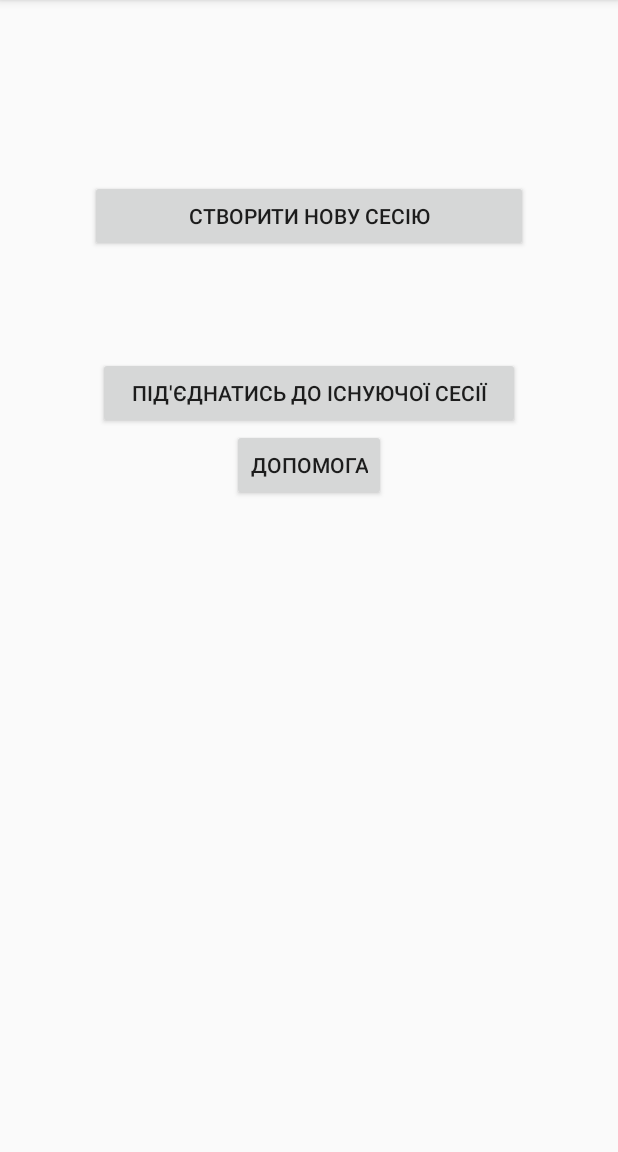
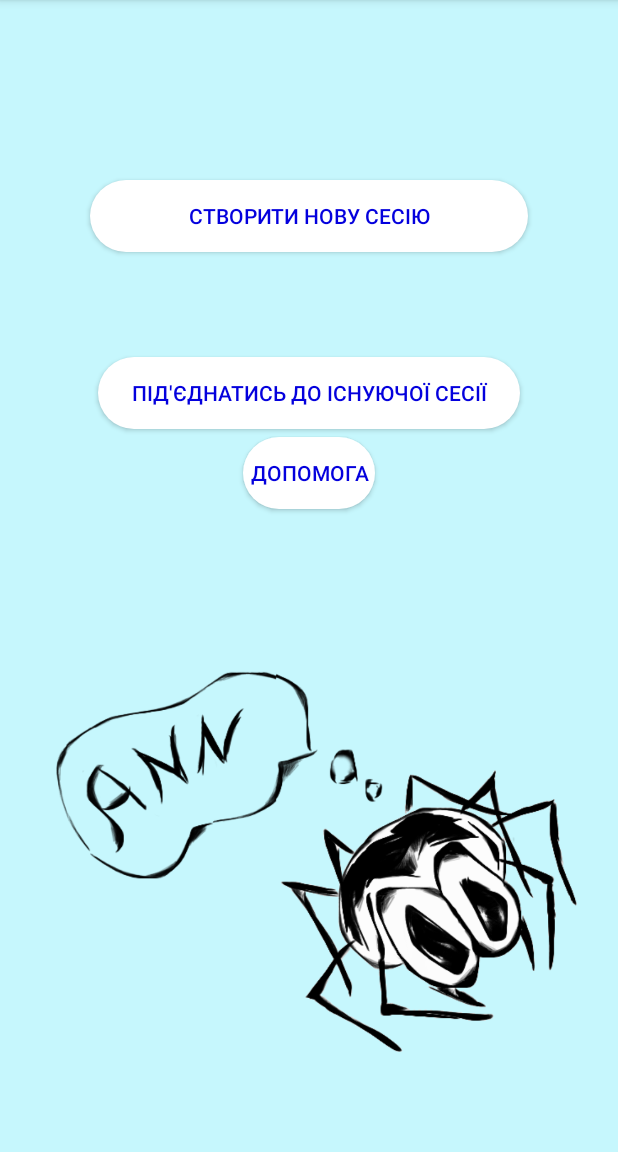
Before and after one commit to KotDerTar/ProANN, an Android app: the screen it shows after launch (MyActivity), on a phone screen of 412 x 824 dp, the part 84-1236 px from its top. Run offline under Robolectric (Android 15) with nearby library versions, the phone set to English and light mode, and no system bars.

Commit message:
colored start page

```diff
--- a/Organizer/app/src/main/java/com/example/marko_polo/organizer/MyActivity.java
+++ b/Organizer/app/src/main/java/com/example/marko_polo/organizer/MyActivity.java
@@ -26,13 +26,16 @@ import java.net.Socket;
 
 public class MyActivity extends Activity {
     LinearLayout L1;
-    ImageView image;
+    ImageView startANNImg;
+
     @Override
     protected void onCreate(Bundle savedInstanceState) {
         super.onCreate(savedInstanceState);
         setContentView(R.layout.activity_my);
         L1 = (LinearLayout) findViewById(R.id.CreateNew);
         Button but = (Button) findViewById(R.id.start);
+        startANNImg = (ImageView)findViewById(R.id.imgStartANN);
+        startANNImg.setImageResource(R.drawable.startANN);
     }
 
 
@@ -49,12 +52,4 @@ public class MyActivity extends Activity {
         Intent intent = new Intent(this, HelpActivity.class);
         startActivity(intent);
     }
-   /* public void onClick(View v){
-        View v1 = L1.getRootView();
-        v1.setDrawingCacheEnabled(true);
-        Bitmap bm = v1.getDrawingCache();
-        BitmapDrawable bitmapDrawable = new BitmapDrawable(bm);
-        image = (ImageView) findViewById(R.id.CreateNew);
-        image.setBackgroundDrawable(bitmapDrawable); }*/
-
 }
--- /dev/null
+++ b/Organizer/app/src/main/res/drawable/rounded.xml
@@ -0,0 +1,13 @@
+<?xml version="1.0" encoding="utf-8"?>
+
+<shape xmlns:android="http://schemas.android.com/apk/res/android"
+    android:shape="rectangle" >
+
+    <solid android:color="#FFF" />
+
+    <corners android:radius="400dp" />
+
+  <!--  <stroke
+        android:width="3dip"
+        android:color="#ff3a87dd" /> -->
+</shape>
--- a/Organizer/app/src/main/res/layout/activity_help.xml
+++ b/Organizer/app/src/main/res/layout/activity_help.xml
@@ -10,7 +10,7 @@
     android:onClick="goToMyActivity">
 
     <TextView
-        android:text="This project lets you show your screen on all connected devices (smartphones, laptops, tablets) and has the counting function of user connections."
+        android:text="Ця програма дозволяє відображати Ваш екран на будь-якому підключеному пристрою (планшет чи смартфон) й має можливість підрахунку кількості підключених користувачів. Вона може стати у нагоді, якщо Ви бажаєте переглянути Ваші фото з великою компанією друзів або , якщо Ви викладач, розповісти цікавіше Вашу лекцію."
         android:layout_width="wrap_content"
         android:layout_height="wrap_content"
         android:id="@+id/txtHelp"
--- a/Organizer/app/src/main/res/layout/activity_my.xml
+++ b/Organizer/app/src/main/res/layout/activity_my.xml
@@ -3,7 +3,8 @@
     android:layout_width="fill_parent"
     android:layout_height="fill_parent"
     xmlns:android="http://schemas.android.com/apk/res/android"
-    android:weightSum="1">
+    android:weightSum="1"
+    android:background="#6d7ff2ff">
 
     <Button
         android:layout_width="fill_parent"
@@ -13,7 +14,10 @@
         android:layout_marginLeft="60dp"
         android:layout_marginTop="120dp"
         android:layout_marginRight="60dp"
-        android:onClick="goToCreateNewActivity" />
+        android:onClick="goToCreateNewActivity"
+        android:background="@drawable/rounded"
+        android:focusable="false"
+        android:textColor="#ff0400dd" />
 
     <Button
         android:layout_width="fill_parent"
@@ -23,7 +27,9 @@
         android:layout_marginLeft="65dp"
         android:layout_marginTop="70dp"
         android:onClick="goToExistConnectionActivity"
-        android:layout_marginRight="65dp" />
+        android:layout_marginRight="65dp"
+        android:background="@drawable/rounded"
+        android:textColor="#ff0400dd" />
 
     <Button
         android:layout_width="wrap_content"
@@ -31,6 +37,16 @@
         android:text="ДОПОМОГА"
         android:id="@+id/btnHelp"
         android:layout_gravity="center_horizontal"
-        android:onClick="goToHelpActivity" />
+        android:onClick="goToHelpActivity"
+        android:background="@drawable/rounded"
+        android:layout_marginTop="5dp"
+        android:textColor="#ff0400dd" />
+
+    <ImageView
+        android:layout_width="wrap_content"
+        android:layout_height="wrap_content"
+        android:id="@+id/imgStartANN"
+        android:layout_marginTop="20dp"
+        android:src="@drawable/startANN" />
 
 </LinearLayout>
```
Also changed, not shown: Organizer/app/src/main/res/drawable/startANN.png (added), 3 other files.
